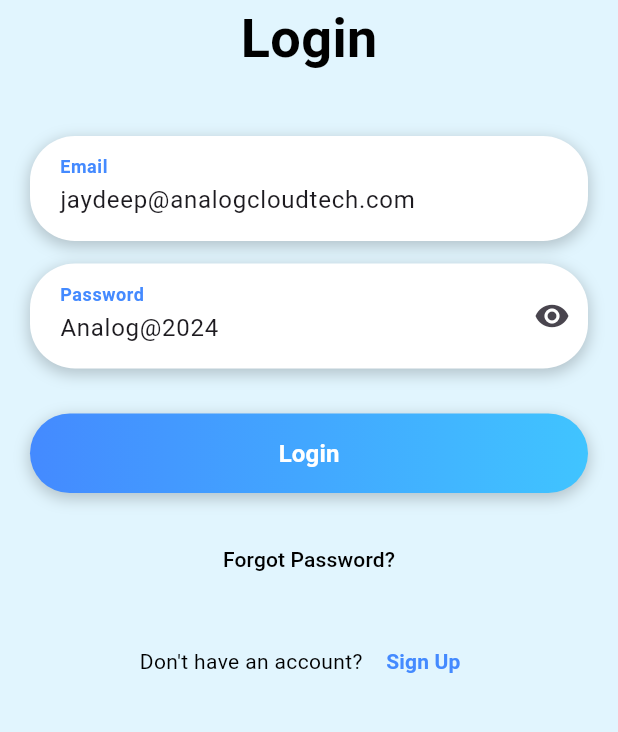
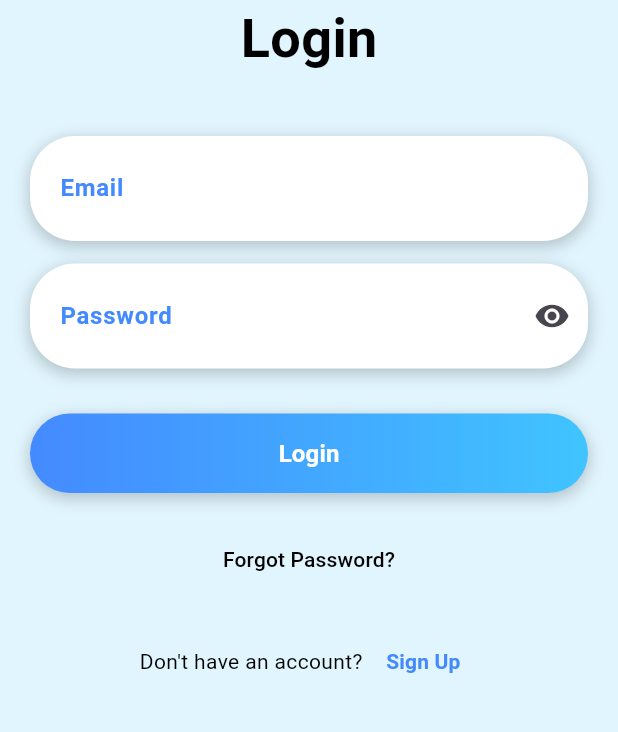
Before and after one commit to jaydeep-1404/Dealsify_Production, a Flutter app: the screen it shows after launch, on a phone screen of 412 x 824 dp, the part 317-1049 px from its top. Run offline on Flutter 3.47's test engine with Material 3 defaults, Android fonts, the phone set to English and light mode, and no system bars; our stand-ins replace flutter_dotenv, get, shared_preferences, webview_flutter.

Commit message:
login screen

```diff
--- a/lib/main.dart
+++ b/lib/main.dart
@@ -21,8 +21,8 @@ class MyApp extends StatelessWidget {
         colorScheme: ColorScheme.fromSeed(seedColor: Colors.deepPurple),
         useMaterial3: true,
       ),
+      // home: const LoginScreen(),
       home: const SplashScreen(),
-      // home: const LoginScreen(),
     );
   }
 }
--- a/lib/src/screens/PO/adon/AdonScreen.dart
+++ b/lib/src/screens/PO/adon/AdonScreen.dart
@@ -210,8 +210,4 @@ class AdonController extends GetxController {
     return true;
   }
 
-  @override
-  void onClose() {
-    super.onClose();
-  }
 }
--- a/lib/src/screens/PO/complete_stage/stage_complete.dart
+++ b/lib/src/screens/PO/complete_stage/stage_complete.dart
@@ -64,7 +64,7 @@ class OpenBillingAddress extends StatelessWidget {
                       ),
                       // const SizedBox(height: 10),
                       SizedBox(
-                        height: 300,
+                        height: Get.height/3,
                         width: double.infinity,
                         child: PageView.builder(
                           controller: controller.pageController,
@@ -216,7 +216,7 @@ class OpenBillingAddress extends StatelessWidget {
           },
           child: Container(
             height: 40,
-            width: 160,
+            width: Get.width/2.8,
             decoration: BoxDecoration(
               color: Colors.white,
               borderRadius: BorderRadius.circular(10),
@@ -238,7 +238,7 @@ class OpenBillingAddress extends StatelessWidget {
           },
           child: Container(
             height: 40,
-            width: 160,
+            width: Get.width/2.8,
             decoration: BoxDecoration(
               color: Colors.white,
               borderRadius: BorderRadius.circular(10),
--- a/lib/src/screens/splash/splash.dart
+++ b/lib/src/screens/splash/splash.dart
@@ -25,6 +25,7 @@ class _SplashScreenState extends State<SplashScreen> {
     await Future.delayed(const Duration(seconds: 2));
     userInfo = (await pref.get())!;
 
+    print("TOKEN : ${userInfo.access_token}");
     if (userInfo.access_token != null && userInfo.access_token.isNotEmpty) {
       navigateToPage(context, const DashboardScreen());
     } else {
--- a/lib/src/state_controllers/login.dart
+++ b/lib/src/state_controllers/login.dart
@@ -10,8 +10,8 @@ class LoginHandler extends GetxController {
     ..loadRequest(Uri.parse(
         'data:text/html,<html><head><script src="https://cdnjs.cloudflare.com/ajax/libs/crypto-js/4.1.1/crypto-js.min.js"></script></head><body><script type="text/javascript">function encryptString(input, key) {return CryptoJS.AES.encrypt(input, key).toString();}</script></body></html>'));
 
-  var email = 'jaydeep@analogcloudtech.com'.obs;
-  var password = 'Analog@2024'.obs;
+  var email = ''.obs;
+  var password = ''.obs;
   var passwordVisible = true.obs;
 
   void updateEmail(value) => email.value = value;
```
Also changed, not shown: lib/src/screens/PO/po_view.dart (+7 -1 lines), lib/src/screens/dashboard/dashboard.dart (+7 -1 lines).
